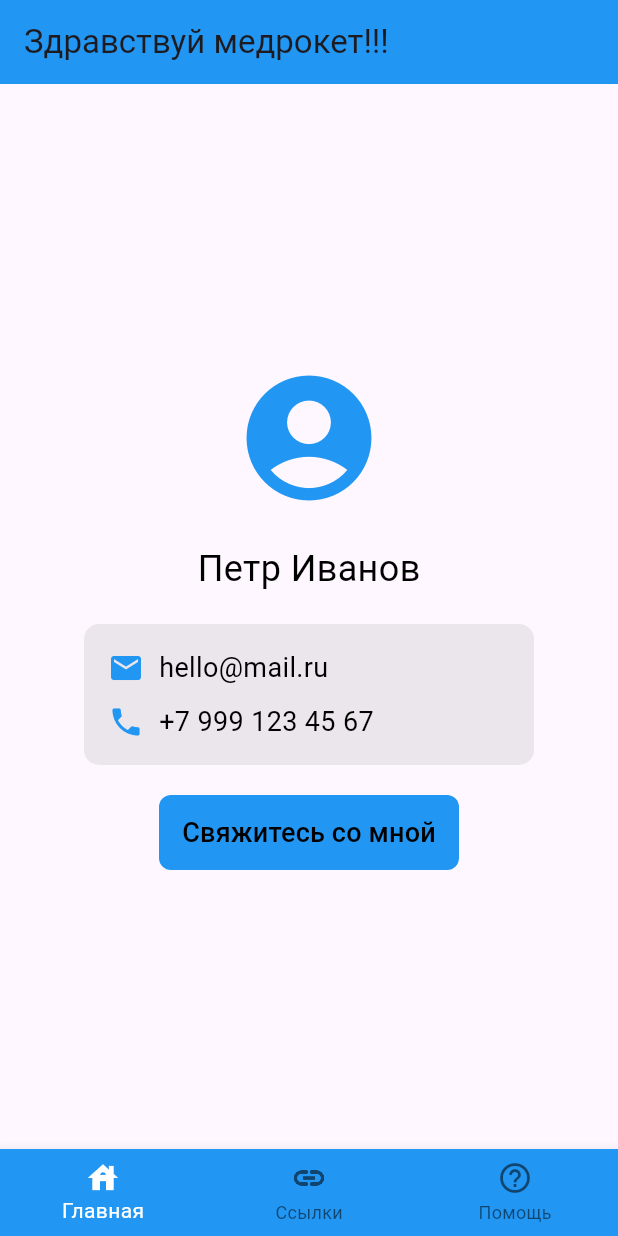
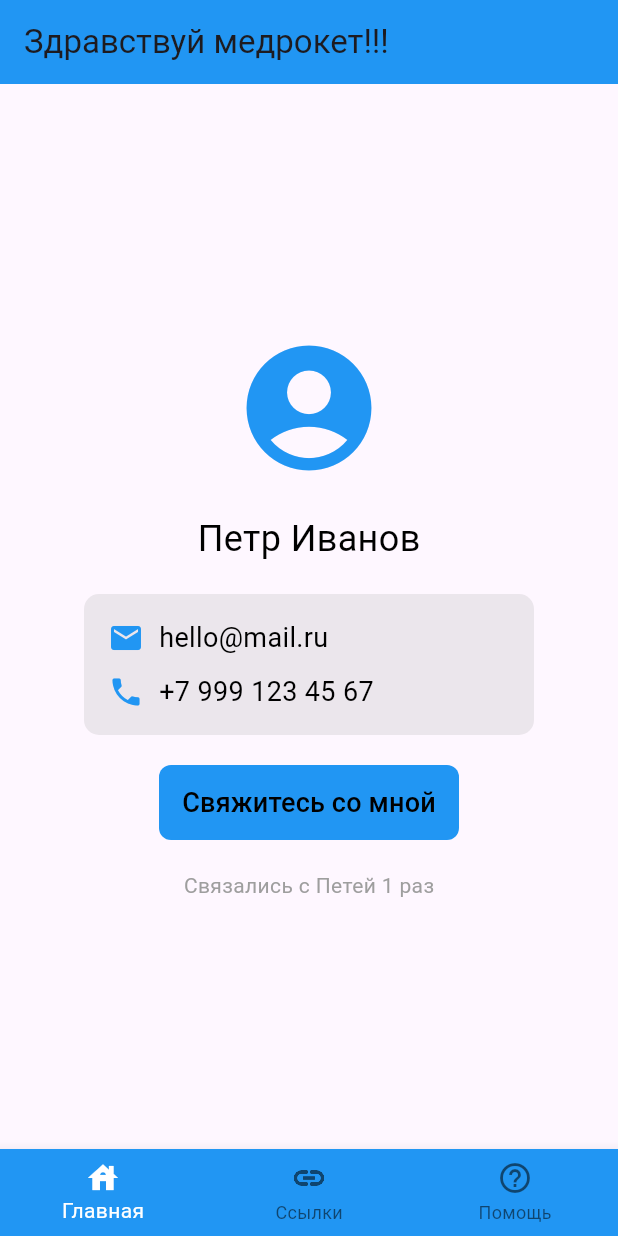
Before and after one commit to DtheCan/medrocket_hw, a Flutter app: the screen it shows after launch, after a tap on "Свяжитесь со мной", on a phone screen of 412 x 824 dp. Run offline on Flutter 3.47's test engine with Material 3 defaults, Android fonts, the phone set to English and light mode, and no system bars; our stand-ins replace flutter_bloc.

Commit message:
Потыкался с Bloc, не совсем еще понял как и что но вроде работает

```diff
--- /dev/null
+++ b/lib/HomePage/BloC/home_page_bloc.dart
@@ -0,0 +1,21 @@
+import 'package:flutter_bloc/flutter_bloc.dart';
+
+part 'home_page_state.dart';
+part 'home_page_event.dart';
+
+class HomePageBloc extends Bloc<HomePageBlocEvent, HomePageBlocState> {
+  HomePageBloc() : super(HomePageBlocInitial()) {
+    on<IncrementCounterEvent>((event, emit) {
+      final currentCounter = state is HomePageBlocUpdated
+          ? (state as HomePageBlocUpdated).counter
+          : 0;
+
+      final newCounter = currentCounter + 1;
+      emit(HomePageBlocUpdated(newCounter));
+    });
+
+    on<HomePageBlocLoadData>((event, emit) {
+      print("Вроде бы блок работает");
+    });
+  }
+}
--- /dev/null
+++ b/lib/HomePage/BloC/home_page_event.dart
@@ -0,0 +1,7 @@
+part of 'home_page_bloc.dart';
+
+abstract class HomePageBlocEvent {}
+
+class HomePageBlocLoadData extends HomePageBlocEvent {}
+
+class IncrementCounterEvent extends HomePageBlocEvent {}
--- /dev/null
+++ b/lib/HomePage/BloC/home_page_state.dart
@@ -0,0 +1,17 @@
+part of 'home_page_bloc.dart';
+
+abstract class HomePageBlocState {}
+
+class HomePageBlocInitial extends HomePageBlocState {
+  final int counter;
+  final String message;
+
+  HomePageBlocInitial({this.counter = 0, this.message = "Связались с Петей 0 раз"});
+}
+
+class HomePageBlocUpdated extends HomePageBlocState {
+  final int counter;
+  final String message;
+
+  HomePageBlocUpdated(this.counter) : message = "Связались с Петей $counter раз";
+}
--- a/lib/HomePage/home_page.dart
+++ b/lib/HomePage/home_page.dart
@@ -1,4 +1,6 @@
 import 'package:flutter/material.dart';
+import 'package:flutter_bloc/flutter_bloc.dart';
+import 'package:medrocket_hw/HomePage/BloC/home_page_bloc.dart';
 
 class HomePage extends StatefulWidget {
   const HomePage({super.key});
@@ -10,6 +12,10 @@ class HomePage extends StatefulWidget {
 class _HomePageState extends State<HomePage> {
   @override
   Widget build(BuildContext context) {
+    return BlocProvider(
+      create: (context) => HomePageBloc(),
+      child: Builder(
+        builder: (context) {
           return Scaffold(
             appBar: AppBar(
               title: Text("Здравствуй медрокет!!!"),
@@ -19,7 +25,11 @@ class _HomePageState extends State<HomePage> {
               child: Column(
                 mainAxisAlignment: MainAxisAlignment.center,
                 children: [
-            const Icon(Icons.account_circle, size: 100, color: Colors.blue),
+                  const Icon(
+                    Icons.account_circle,
+                    size: 100,
+                    color: Colors.blue,
+                  ),
                   const SizedBox(height: 20),
                   const Text(
                     "Петр Иванов",
@@ -39,11 +49,18 @@ class _HomePageState extends State<HomePage> {
                           children: [
                             Row(
                               children: [
-                          const Icon(Icons.email, size: 24, color: Colors.blue),
+                                const Icon(
+                                  Icons.email,
+                                  size: 24,
+                                  color: Colors.blue,
+                                ),
                                 const SizedBox(width: 10),
                                 Text(
                                   "hello@mail.ru",
-                            style: TextStyle(fontSize: 18, color: Colors.black),
+                                  style: TextStyle(
+                                    fontSize: 18,
+                                    color: Colors.black,
+                                  ),
                                 ),
                               ],
                             ),
@@ -54,7 +71,10 @@ class _HomePageState extends State<HomePage> {
                                 const SizedBox(width: 10),
                                 Text(
                                   "+7 999 123 45 67",
-                            style: TextStyle(fontSize: 18, color: Colors.black),
+                                  style: TextStyle(
+                                    fontSize: 18,
+                                    color: Colors.black,
+                                  ),
                                 ),
                               ],
                             ),
@@ -69,7 +89,9 @@ class _HomePageState extends State<HomePage> {
                     height: 50,
                     child: TextButton(
                       onPressed: () {
-                  print("hello");
+                        context.read<HomePageBloc>().add(
+                          IncrementCounterEvent(),
+                        );
                       },
                       style: TextButton.styleFrom(
                         backgroundColor: Colors.blue,
@@ -84,9 +106,23 @@ class _HomePageState extends State<HomePage> {
                       ),
                     ),
                   ),
+                  SizedBox(height: 20),
+                  BlocBuilder<HomePageBloc, HomePageBlocState>(
+                    builder: (context, state) {
+                      return Text(
+                        state is HomePageBlocUpdated
+                            ? state.message
+                            : "Связались с Петей 0 раз",
+                        style: TextStyle(fontSize: 14, color: Colors.grey),
+                      );
+                    },
+                  ),
                 ],
               ),
             ),
           );
+        },
+      ),
+    );
   }
 }
--- a/pubspec.yaml
+++ b/pubspec.yaml
@@ -30,6 +30,7 @@ environment:
 dependencies:
   flutter:
     sdk: flutter
+  flutter_bloc: ^9.1.1
 
   # The following adds the Cupertino Icons font to your application.
   # Use with the CupertinoIcons class for iOS style icons.
```
Also changed, not shown: pubspec.lock. Lines whose indentation alone changed are shown as unchanged.
